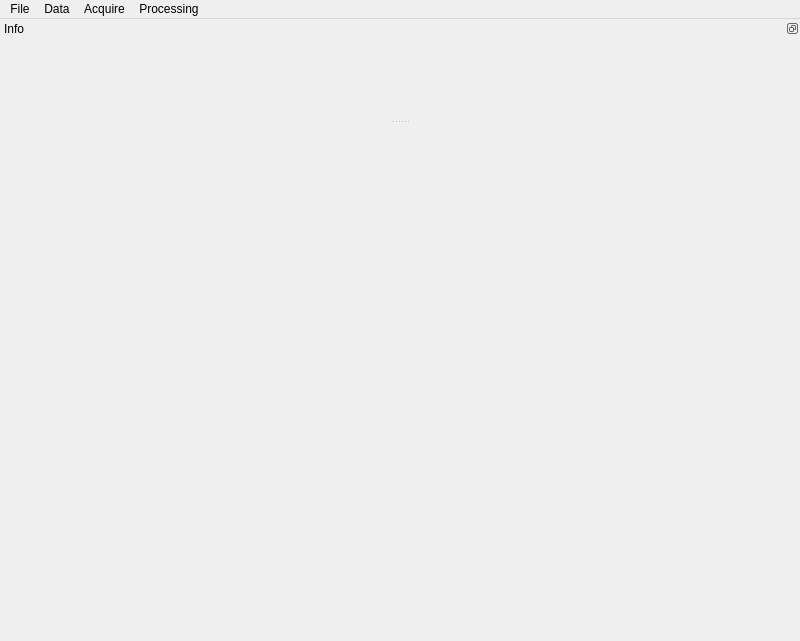
Qt form pysilcam/silcamgui/SilCam.ui (SINTEF/PySilCam) before a commit.
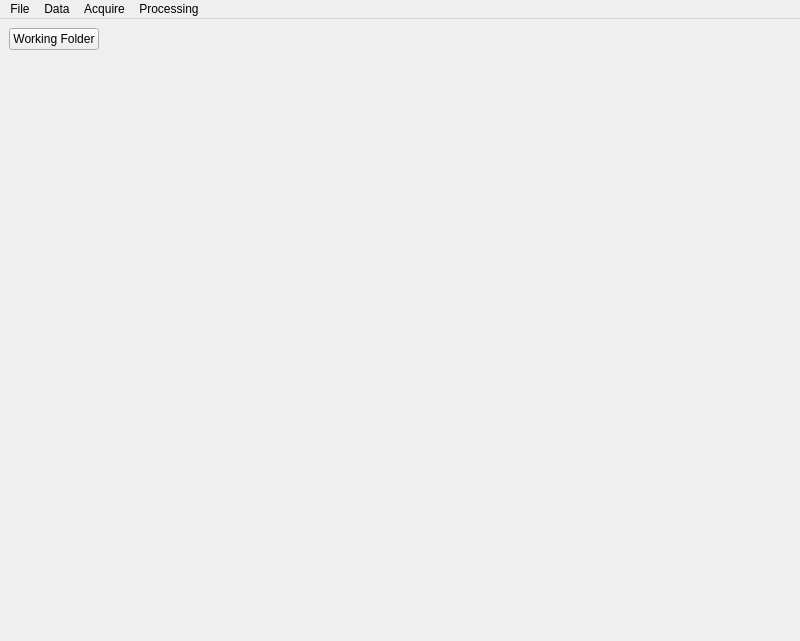
The same form after that commit.

Commit message: update GUI design and cut code in silcamgui.py

```diff
--- a/pysilcam/silcamgui/SilCam.ui
+++ b/pysilcam/silcamgui/SilCam.ui
@@ -22,7 +22,27 @@
   <property name="statusTip">
    <string notr="true"/>
   </property>
-  <widget class="QWidget" name="centralwidget"/>
+  <widget class="QWidget" name="centralwidget">
+   <layout class="QGridLayout" name="gridLayout">
+    <item row="1" column="0" colspan="3">
+     <widget class="QWidget" name="fig_widget" native="true"/>
+    </item>
+    <item row="0" column="0" alignment="Qt::AlignLeft|Qt::AlignTop">
+     <widget class="QPushButton" name="pb_ChangeDirectory">
+      <property name="text">
+       <string>Working Folder</string>
+      </property>
+     </widget>
+    </item>
+    <item row="0" column="1" colspan="2">
+     <widget class="QLabel" name="statusBar">
+      <property name="text">
+       <string/>
+      </property>
+     </widget>
+    </item>
+   </layout>
+  </widget>
   <widget class="QMenuBar" name="menubar">
    <property name="geometry">
     <rect>
@@ -75,30 +95,6 @@
    <addaction name="menuAcquire"/>
    <addaction name="menuProcessing"/>
   </widget>
-  <widget class="QDockWidget" name="infoWidget">
-   <property name="sizePolicy">
-    <sizepolicy hsizetype="Expanding" vsizetype="Expanding">
-     <horstretch>0</horstretch>
-     <verstretch>0</verstretch>
-    </sizepolicy>
-   </property>
-   <property name="minimumSize">
-    <size>
-     <width>100</width>
-     <height>100</height>
-    </size>
-   </property>
-   <property name="features">
-    <set>QDockWidget::DockWidgetFloatable|QDockWidget::DockWidgetMovable</set>
-   </property>
-   <property name="windowTitle">
-    <string>Info</string>
-   </property>
-   <attribute name="dockWidgetArea">
-    <number>4</number>
-   </attribute>
-   <widget class="QWidget" name="dockWidgetContents"/>
-  </widget>
   <action name="actionOpen">
    <property name="text">
     <string>Open</string>
```
Left out of the diff: 1 changed line with no effect on the pictures. The commit also changes 4 other files.
